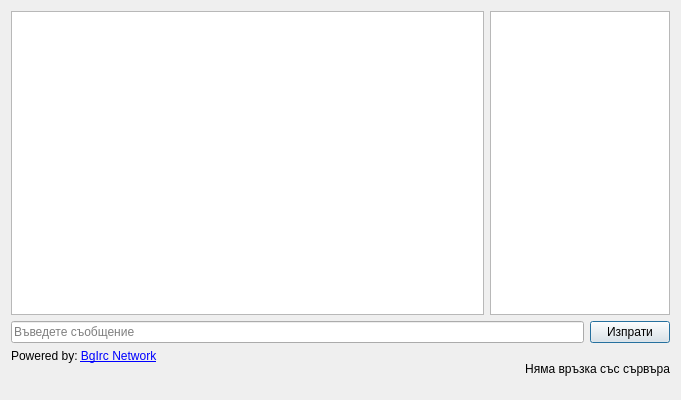
thefinalcutbg/DinoDent, file src/View/Widgets/ChatDialog.ui: the form before one commit.
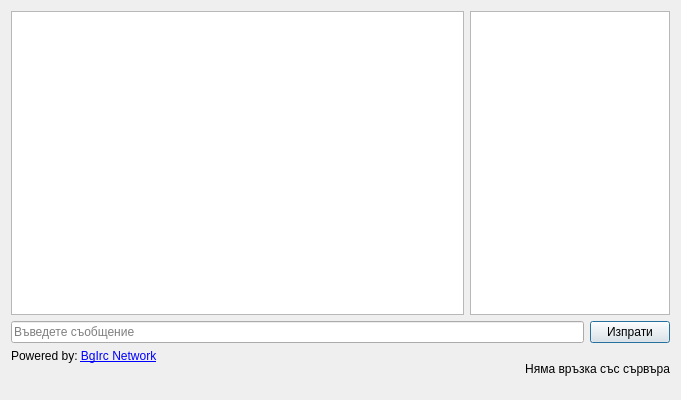
The form after the commit.

Diff of the .ui file:
```diff
--- a/src/View/Widgets/ChatDialog.ui
+++ b/src/View/Widgets/ChatDialog.ui
@@ -10,6 +10,12 @@
     <height>400</height>
    </rect>
   </property>
+  <property name="sizePolicy">
+   <sizepolicy hsizetype="Expanding" vsizetype="Preferred">
+    <horstretch>0</horstretch>
+    <verstretch>0</verstretch>
+   </sizepolicy>
+  </property>
   <property name="windowTitle">
    <string>ChatDialog</string>
   </property>
@@ -27,13 +33,13 @@
       <widget class="QListWidget" name="usrList">
        <property name="maximumSize">
         <size>
-         <width>180</width>
+         <width>200</width>
          <height>16777215</height>
         </size>
        </property>
        <property name="font">
         <font>
-         <bold>true</bold>
+         <bold>false</bold>
         </font>
        </property>
       </widget>
```
Left out of the diff: 3 changed lines with no effect on the pictures.
